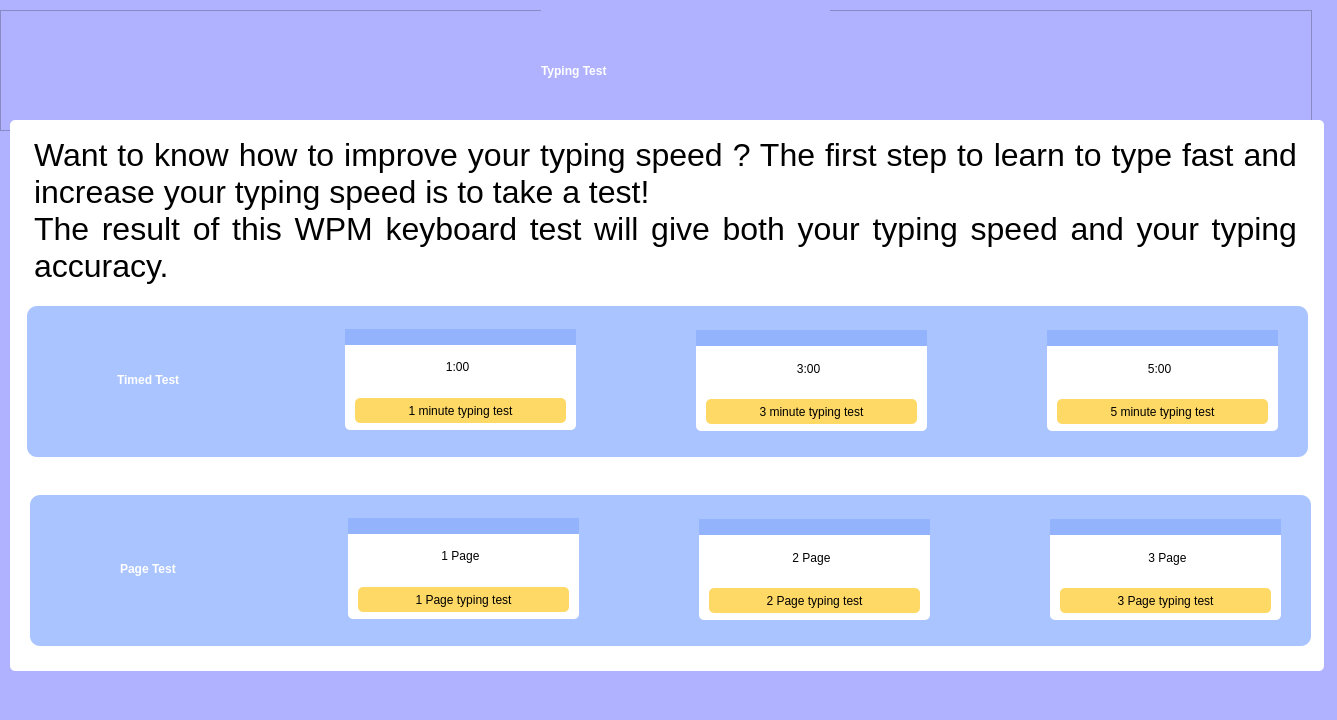
This is uiFile/backup/mainMenu.ui in VKa-777/Python-Final-Project as Qt 5 draws it before an edit. The edited form follows.
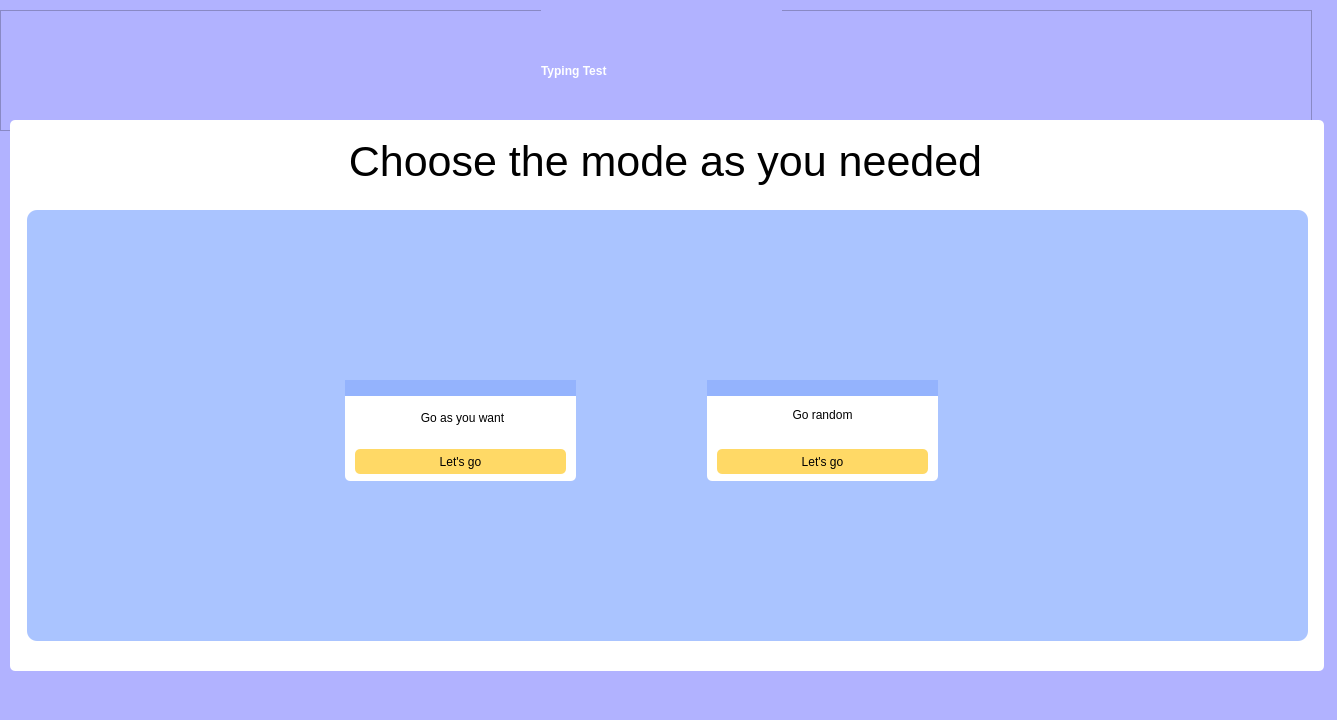
This is the edited form.

The edit to the form file:
```diff
--- a/uiFile/backup/mainMenu.ui
+++ b/uiFile/backup/mainMenu.ui
@@ -46,7 +46,7 @@
       <rect>
        <x>541</x>
        <y>0</y>
-       <width>289</width>
+       <width>241</width>
        <height>121</height>
       </rect>
      </property>
@@ -102,9 +102,9 @@
        <string>&lt;!DOCTYPE HTML PUBLIC &quot;-//W3C//DTD HTML 4.0//EN&quot; &quot;http://www.w3.org/TR/REC-html40/strict.dtd&quot;&gt;
 &lt;html&gt;&lt;head&gt;&lt;meta name=&quot;qrichtext&quot; content=&quot;1&quot; /&gt;&lt;style type=&quot;text/css&quot;&gt;
 p, li { white-space: pre-wrap; }
-&lt;/style&gt;&lt;/head&gt;&lt;body style=&quot; font-family:'MS Shell Dlg 2'; font-size:8.25pt; font-weight:400; font-style:normal;&quot;&gt;
-&lt;p align=&quot;justify&quot; style=&quot; margin-top:0px; margin-bottom:0px; margin-left:0px; margin-right:0px; -qt-block-indent:0; text-indent:0px;&quot;&gt;&lt;span style=&quot; font-family:'Bahnschrift'; font-size:24pt; font-weight:296; color:#000000;&quot;&gt;Want to know how to improve your typing speed ? The first step to learn to type fast and increase your typing speed is to take a test!&lt;/span&gt;&lt;/p&gt;
-&lt;p align=&quot;justify&quot; style=&quot; margin-top:0px; margin-bottom:0px; margin-left:0px; margin-right:0px; -qt-block-indent:0; text-indent:0px;&quot;&gt;&lt;span style=&quot; font-family:'Bahnschrift'; font-size:24pt; font-weight:296; color:#000000;&quot;&gt;The result of this WPM keyboard test will give both your typing speed and your typing accuracy.&lt;/span&gt;&lt;/p&gt;&lt;/body&gt;&lt;/html&gt;</string>
+&lt;/style&gt;&lt;/head&gt;&lt;body style=&quot; font-family:'MS Shell Dlg 2'; font-size:7.875pt; font-weight:400; font-style:normal;&quot;&gt;
+&lt;p align=&quot;center&quot; style=&quot; margin-top:0px; margin-bottom:0px; margin-left:0px; margin-right:0px; -qt-block-indent:0; text-indent:0px;&quot;&gt;&lt;span style=&quot; font-family:'Bahnschrift'; font-size:32pt; font-weight:296; color:#000000;&quot;&gt;Choose the mode as you needed&lt;/span&gt;&lt;/p&gt;
+&lt;p style=&quot;-qt-paragraph-type:empty; margin-top:0px; margin-bottom:0px; margin-left:0px; margin-right:0px; -qt-block-indent:0; text-indent:0px;&quot;&gt;&lt;br /&gt;&lt;/p&gt;&lt;/body&gt;&lt;/html&gt;</string>
       </property>
      </widget>
     </widget>
@@ -112,9 +112,9 @@
      <property name="geometry">
       <rect>
        <x>17</x>
-       <y>186</y>
+       <y>90</y>
        <width>1281</width>
-       <height>151</height>
+       <height>431</height>
       </rect>
      </property>
      <property name="styleSheet">
@@ -127,30 +127,11 @@
      <property name="frameShadow">
       <enum>QFrame::Raised</enum>
      </property>
-     <widget class="QLabel" name="time_test_label">
-      <property name="geometry">
-       <rect>
-        <x>90</x>
-        <y>43</y>
-        <width>161</width>
-        <height>61</height>
-       </rect>
-      </property>
-      <property name="styleSheet">
-       <string notr="true">font: 63 20pt &quot;Bahnschrift SemiBold&quot;;
-color: white;
-font-weight: bold;
-</string>
-      </property>
-      <property name="text">
-       <string>Timed Test</string>
-      </property>
-     </widget>
      <widget class="QWidget" name="widget_3" native="true">
       <property name="geometry">
        <rect>
         <x>318</x>
-        <y>23</y>
+        <y>170</y>
         <width>231</width>
         <height>101</height>
        </rect>
@@ -191,15 +172,15 @@
 font: 11pt &quot;Bahnschrift&quot;;</string>
        </property>
        <property name="text">
-        <string>1 minute typing test</string>
+        <string>Let's go</string>
        </property>
       </widget>
       <widget class="QLabel" name="min_1_label">
        <property name="geometry">
         <rect>
-         <x>77</x>
+         <x>17</x>
          <y>23</y>
-         <width>71</width>
+         <width>201</width>
          <height>31</height>
         </rect>
        </property>
@@ -208,15 +189,15 @@
 color: black;</string>
        </property>
        <property name="text">
-        <string>&lt;html&gt;&lt;head/&gt;&lt;body&gt;&lt;p align=&quot;center&quot;&gt;1:00&lt;/p&gt;&lt;/body&gt;&lt;/html&gt;</string>
+        <string>&lt;html&gt;&lt;head/&gt;&lt;body&gt;&lt;p align=&quot;center&quot;&gt;Go as you want&lt;/p&gt;&lt;/body&gt;&lt;/html&gt;</string>
        </property>
       </widget>
      </widget>
      <widget class="QWidget" name="widget_4" native="true">
       <property name="geometry">
        <rect>
-        <x>669</x>
-        <y>24</y>
+        <x>680</x>
+        <y>170</y>
         <width>231</width>
         <height>101</height>
        </rect>
@@ -257,15 +238,15 @@
 font: 11pt &quot;Bahnschrift&quot;;</string>
        </property>
        <property name="text">
-        <string>3 minute typing test</string>
+        <string>Let's go</string>
        </property>
       </widget>
       <widget class="QLabel" name="min_3_label">
        <property name="geometry">
         <rect>
-         <x>77</x>
-         <y>24</y>
-         <width>71</width>
+         <x>30</x>
+         <y>20</y>
+         <width>171</width>
          <height>31</height>
         </rect>
        </property>
@@ -274,310 +255,7 @@
 color: black;</string>
        </property>
        <property name="text">
-        <string>&lt;html&gt;&lt;head/&gt;&lt;body&gt;&lt;p align=&quot;center&quot;&gt;3:00&lt;/p&gt;&lt;/body&gt;&lt;/html&gt;</string>
-       </property>
-      </widget>
-     </widget>
-     <widget class="QWidget" name="widget_5" native="true">
-      <property name="geometry">
-       <rect>
-        <x>1020</x>
-        <y>24</y>
-        <width>231</width>
-        <height>101</height>
-       </rect>
-      </property>
-      <property name="styleSheet">
-       <string notr="true">background-color:white;
-border-radius: 5px;
-</string>
-      </property>
-      <widget class="Line" name="line_3">
-       <property name="geometry">
-        <rect>
-         <x>0</x>
-         <y>0</y>
-         <width>231</width>
-         <height>16</height>
-        </rect>
-       </property>
-       <property name="styleSheet">
-        <string notr="true">background-color: #94B3FD;
-border-radius: 0px;</string>
-       </property>
-       <property name="orientation">
-        <enum>Qt::Horizontal</enum>
-       </property>
-      </widget>
-      <widget class="QPushButton" name="min_5_btn">
-       <property name="geometry">
-        <rect>
-         <x>10</x>
-         <y>69</y>
-         <width>211</width>
-         <height>25</height>
-        </rect>
-       </property>
-       <property name="styleSheet">
-        <string notr="true">background-color: #FFD966;
-font: 11pt &quot;Bahnschrift&quot;;</string>
-       </property>
-       <property name="text">
-        <string>5 minute typing test</string>
-       </property>
-      </widget>
-      <widget class="QLabel" name="min_5_label">
-       <property name="geometry">
-        <rect>
-         <x>77</x>
-         <y>24</y>
-         <width>71</width>
-         <height>31</height>
-        </rect>
-       </property>
-       <property name="styleSheet">
-        <string notr="true">font: 18pt &quot;OCR A Extended&quot;;
-color: black;</string>
-       </property>
-       <property name="text">
-        <string>&lt;html&gt;&lt;head/&gt;&lt;body&gt;&lt;p align=&quot;center&quot;&gt;5:00&lt;/p&gt;&lt;/body&gt;&lt;/html&gt;</string>
-       </property>
-      </widget>
-     </widget>
-    </widget>
-    <widget class="QFrame" name="frame_3">
-     <property name="geometry">
-      <rect>
-       <x>20</x>
-       <y>375</y>
-       <width>1281</width>
-       <height>151</height>
-      </rect>
-     </property>
-     <property name="styleSheet">
-      <string notr="true">background-color: #AAC4FF;
-border-radius: 10px;</string>
-     </property>
-     <property name="frameShape">
-      <enum>QFrame::StyledPanel</enum>
-     </property>
-     <property name="frameShadow">
-      <enum>QFrame::Raised</enum>
-     </property>
-     <widget class="QLabel" name="page_test_label">
-      <property name="geometry">
-       <rect>
-        <x>90</x>
-        <y>43</y>
-        <width>161</width>
-        <height>61</height>
-       </rect>
-      </property>
-      <property name="styleSheet">
-       <string notr="true">font: 63 20pt &quot;Bahnschrift SemiBold&quot;;
-color: white;
-font-weight: bold;
-</string>
-      </property>
-      <property name="text">
-       <string>Page Test</string>
-      </property>
-     </widget>
-     <widget class="QWidget" name="widget_6" native="true">
-      <property name="geometry">
-       <rect>
-        <x>318</x>
-        <y>23</y>
-        <width>231</width>
-        <height>101</height>
-       </rect>
-      </property>
-      <property name="styleSheet">
-       <string notr="true">background-color:white;
-border-radius: 5px;
-</string>
-      </property>
-      <widget class="Line" name="line_4">
-       <property name="geometry">
-        <rect>
-         <x>0</x>
-         <y>0</y>
-         <width>231</width>
-         <height>16</height>
-        </rect>
-       </property>
-       <property name="styleSheet">
-        <string notr="true">background-color: #94B3FD;
-border-radius: 0px;</string>
-       </property>
-       <property name="orientation">
-        <enum>Qt::Horizontal</enum>
-       </property>
-      </widget>
-      <widget class="QPushButton" name="page_1_btn">
-       <property name="geometry">
-        <rect>
-         <x>10</x>
-         <y>69</y>
-         <width>211</width>
-         <height>25</height>
-        </rect>
-       </property>
-       <property name="styleSheet">
-        <string notr="true">background-color: #FFD966;
-font: 11pt &quot;Bahnschrift&quot;;</string>
-       </property>
-       <property name="text">
-        <string>1 Page typing test</string>
-       </property>
-      </widget>
-      <widget class="QLabel" name="page_1_label">
-       <property name="geometry">
-        <rect>
-         <x>57</x>
-         <y>23</y>
-         <width>111</width>
-         <height>31</height>
-        </rect>
-       </property>
-       <property name="styleSheet">
-        <string notr="true">font: 18pt &quot;OCR A Extended&quot;;
-color: black;</string>
-       </property>
-       <property name="text">
-        <string>&lt;html&gt;&lt;head/&gt;&lt;body&gt;&lt;p align=&quot;center&quot;&gt;1 Page&lt;/p&gt;&lt;/body&gt;&lt;/html&gt;</string>
-       </property>
-      </widget>
-     </widget>
-     <widget class="QWidget" name="widget_7" native="true">
-      <property name="geometry">
-       <rect>
-        <x>669</x>
-        <y>24</y>
-        <width>231</width>
-        <height>101</height>
-       </rect>
-      </property>
-      <property name="styleSheet">
-       <string notr="true">background-color:white;
-border-radius: 5px;
-</string>
-      </property>
-      <widget class="Line" name="line_5">
-       <property name="geometry">
-        <rect>
-         <x>0</x>
-         <y>0</y>
-         <width>231</width>
-         <height>16</height>
-        </rect>
-       </property>
-       <property name="styleSheet">
-        <string notr="true">background-color: #94B3FD;
-border-radius: 0px;</string>
-       </property>
-       <property name="orientation">
-        <enum>Qt::Horizontal</enum>
-       </property>
-      </widget>
-      <widget class="QPushButton" name="page_2_btn">
-       <property name="geometry">
-        <rect>
-         <x>10</x>
-         <y>69</y>
-         <width>211</width>
-         <height>25</height>
-        </rect>
-       </property>
-       <property name="styleSheet">
-        <string notr="true">background-color: #FFD966;
-font: 11pt &quot;Bahnschrift&quot;;</string>
-       </property>
-       <property name="text">
-        <string>2 Page typing test</string>
-       </property>
-      </widget>
-      <widget class="QLabel" name="page_2_label">
-       <property name="geometry">
-        <rect>
-         <x>57</x>
-         <y>24</y>
-         <width>111</width>
-         <height>31</height>
-        </rect>
-       </property>
-       <property name="styleSheet">
-        <string notr="true">font: 18pt &quot;OCR A Extended&quot;;
-color: black;</string>
-       </property>
-       <property name="text">
-        <string>&lt;html&gt;&lt;head/&gt;&lt;body&gt;&lt;p align=&quot;center&quot;&gt;2 Page&lt;/p&gt;&lt;/body&gt;&lt;/html&gt;</string>
-       </property>
-      </widget>
-     </widget>
-     <widget class="QWidget" name="widget_8" native="true">
-      <property name="geometry">
-       <rect>
-        <x>1020</x>
-        <y>24</y>
-        <width>231</width>
-        <height>101</height>
-       </rect>
-      </property>
-      <property name="styleSheet">
-       <string notr="true">background-color:white;
-border-radius: 5px;
-</string>
-      </property>
-      <widget class="Line" name="line_6">
-       <property name="geometry">
-        <rect>
-         <x>0</x>
-         <y>0</y>
-         <width>231</width>
-         <height>16</height>
-        </rect>
-       </property>
-       <property name="styleSheet">
-        <string notr="true">background-color: #94B3FD;
-border-radius: 0px;</string>
-       </property>
-       <property name="orientation">
-        <enum>Qt::Horizontal</enum>
-       </property>
-      </widget>
-      <widget class="QPushButton" name="page_3_btn">
-       <property name="geometry">
-        <rect>
-         <x>10</x>
-         <y>69</y>
-         <width>211</width>
-         <height>25</height>
-        </rect>
-       </property>
-       <property name="styleSheet">
-        <string notr="true">background-color: #FFD966;
-font: 11pt &quot;Bahnschrift&quot;;</string>
-       </property>
-       <property name="text">
-        <string>3 Page typing test</string>
-       </property>
-      </widget>
-      <widget class="QLabel" name="page_3_label">
-       <property name="geometry">
-        <rect>
-         <x>57</x>
-         <y>24</y>
-         <width>121</width>
-         <height>31</height>
-        </rect>
-       </property>
-       <property name="styleSheet">
-        <string notr="true">font: 18pt &quot;OCR A Extended&quot;;
-color: black;</string>
-       </property>
-       <property name="text">
-        <string>&lt;html&gt;&lt;head/&gt;&lt;body&gt;&lt;p align=&quot;center&quot;&gt;3 Page&lt;/p&gt;&lt;/body&gt;&lt;/html&gt;</string>
+        <string>&lt;html&gt;&lt;head/&gt;&lt;body&gt;&lt;p align=&quot;center&quot;&gt;Go random&lt;/p&gt;&lt;/body&gt;&lt;/html&gt;</string>
        </property>
       </widget>
      </widget>
```
Left out of the diff: 6 changed lines with no effect on the pictures.
